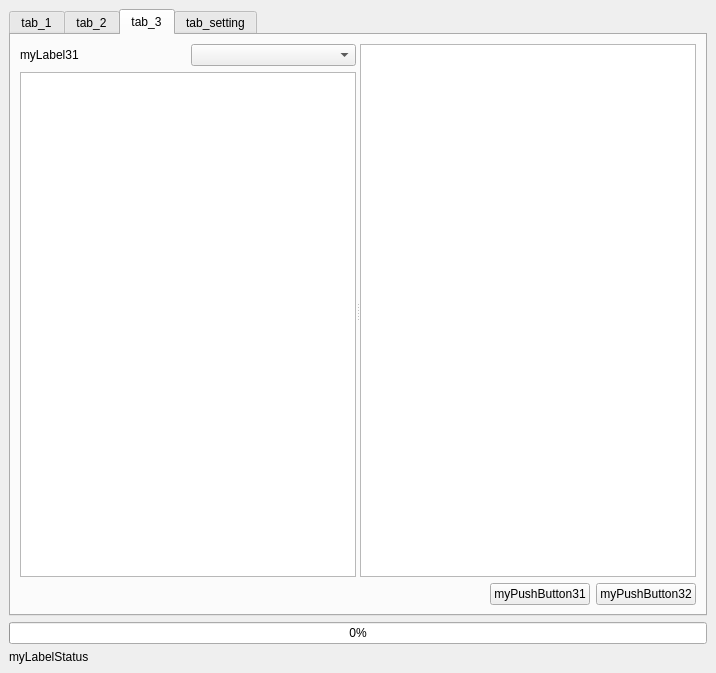
The window that jpdata_dockwidget_base.ui (babayoshihiko/jpdata) describes before a commit, drawn with Qt 5.
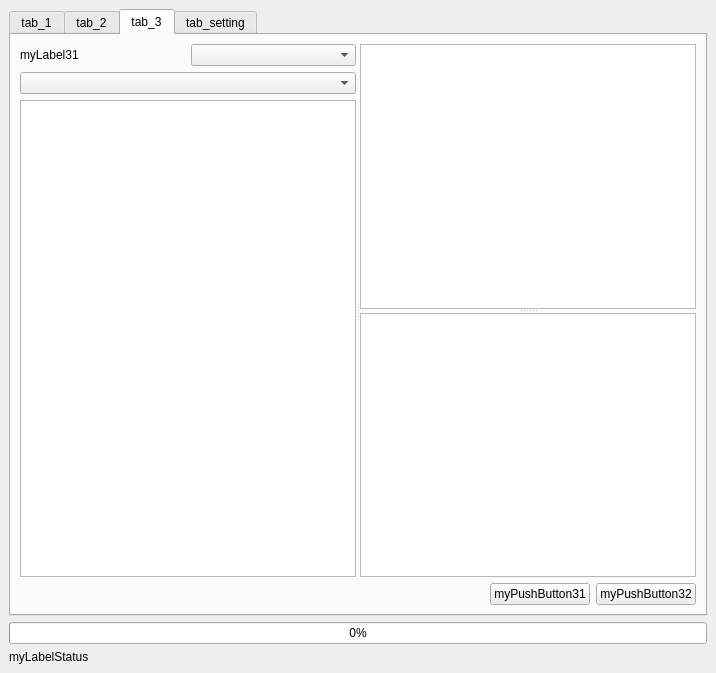
The same window after the commit. The open tabs and pages were chosen to show the change.

What changed in the file:
```diff
--- a/jpdata_dockwidget_base.ui
+++ b/jpdata_dockwidget_base.ui
@@ -15,13 +15,6 @@
   </property>
   <widget class="QWidget" name="dockWidgetContents">
    <layout class="QGridLayout" name="gridLayout">
-    <item row="9" column="0">
-     <widget class="QLabel" name="myLabelStatus">
-      <property name="text">
-       <string>myLabelStatus</string>
-      </property>
-     </widget>
-    </item>
     <item row="8" column="0">
      <widget class="QProgressBar" name="progressBar">
       <property name="sizePolicy">
@@ -35,10 +28,17 @@
       </property>
      </widget>
     </item>
+    <item row="9" column="0">
+     <widget class="QLabel" name="myLabelStatus">
+      <property name="text">
+       <string>myLabelStatus</string>
+      </property>
+     </widget>
+    </item>
     <item row="7" column="0">
      <widget class="QTabWidget" name="myTabWidget">
       <property name="currentIndex">
-       <number>0</number>
+       <number>2</number>
       </property>
       <widget class="QWidget" name="tab">
        <attribute name="title">
@@ -156,11 +156,9 @@
        <attribute name="title">
         <string>tab_3</string>
        </attribute>
-       <layout class="QGridLayout" name="gridLayout_5">
+       <layout class="QGridLayout" name="gridLayout_3">
         <item row="0" column="0">
-         <layout class="QVBoxLayout" name="verticalLayout_2">
-          <item>
-           <widget class="QSplitter" name="splitter_2">
+         <widget class="QSplitter" name="splitter_4">
             <property name="orientation">
              <enum>Qt::Horizontal</enum>
             </property>
@@ -184,15 +182,30 @@
                 </item>
                </layout>
               </item>
+            <item>
+             <widget class="QComboBox" name="myComboBox32"/>
+            </item>
               <item>
                <widget class="QListWidget" name="myListWidget31"/>
               </item>
              </layout>
             </widget>
+          <widget class="QWidget" name="verticalLayoutWidget_2">
+           <layout class="QVBoxLayout" name="verticalLayout_2">
+            <item>
+             <widget class="QSplitter" name="splitter_2">
+              <property name="orientation">
+               <enum>Qt::Vertical</enum>
+              </property>
             <widget class="QListWidget" name="myListWidget32"/>
-           </widget>
-          </item>
-          <item>
+              <widget class="QListWidget" name="myListWidget33"/>
+             </widget>
+            </item>
+           </layout>
+          </widget>
+         </widget>
+        </item>
+        <item row="1" column="0">
            <layout class="QHBoxLayout" name="horizontalLayout_4">
             <item>
              <spacer name="horizontalSpacer_2">
@@ -220,8 +233,6 @@
                <string>myPushButton32</string>
               </property>
              </widget>
-            </item>
-           </layout>
           </item>
          </layout>
         </item>
```
Lines whose indentation alone changed are shown as unchanged.
